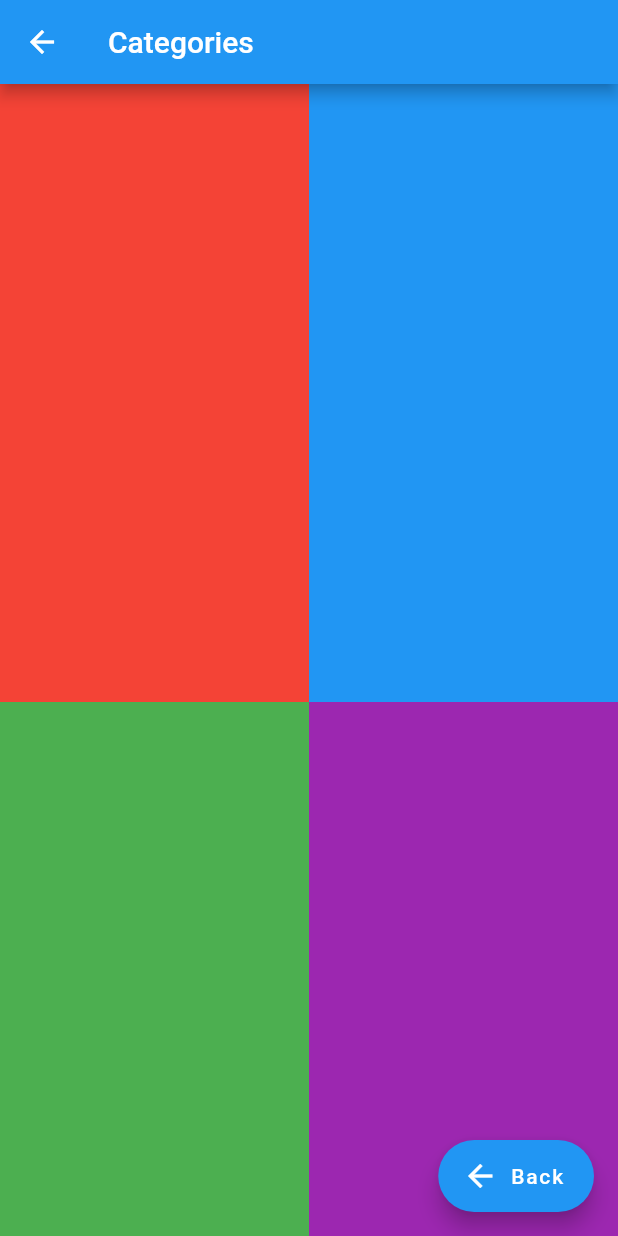
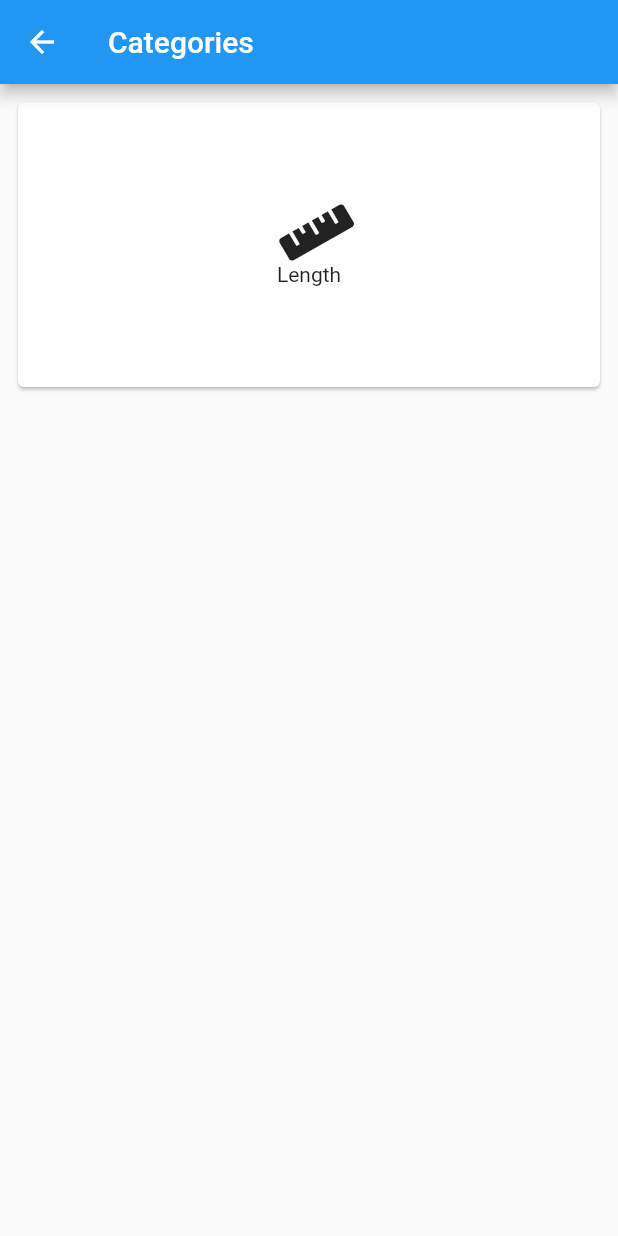
Before and after one commit to mustafabhatkar/unit_converter, a Flutter app: the CategoryPage screen opened directly, on a phone screen of 412 x 824 dp. Run offline on Flutter 3.47's test engine with Material 2 defaults, Android fonts, the phone set to English and light mode, and no system bars; our stand-ins replace font_awesome_flutter.

Commit message:
Added CategoryItem Widget

```diff
--- /dev/null
+++ b/lib/category/category_item.dart
@@ -0,0 +1,19 @@
+import 'package:flutter/material.dart';
+import 'package:font_awesome_flutter/font_awesome_flutter.dart';
+
+class CategoryItem extends StatelessWidget {
+  const CategoryItem({Key? key}) : super(key: key);
+
+  @override
+  Widget build(BuildContext context) {
+    return Card(
+      child: Column(
+        mainAxisAlignment:MainAxisAlignment.center,
+        children: [
+          Icon(FontAwesomeIcons.ruler,size:40),
+          Text("Length"),
+        ],
+      ),
+    );
+  }
+}
--- a/lib/category/category_page.dart
+++ b/lib/category/category_page.dart
@@ -1,4 +1,5 @@
 import 'package:flutter/material.dart';
+import 'package:unit_converter/category/category_item.dart';
 import 'package:unit_converter/utils/constants.dart';
 
 class CategoryPage extends StatelessWidget {
@@ -9,19 +10,14 @@ class CategoryPage extends StatelessWidget {
           title: Text(Constants.categoryTitle),
         ),
         body: Container(
-            child: GridView.count(
-          crossAxisCount: 2,
-          childAspectRatio: 1/2,
+          margin: EdgeInsets.all(8.0),
+          child: GridView.count(
+          crossAxisCount: 1,
+          childAspectRatio: 1/0.5,
           children: <Widget>[
-            Container(color:Colors.red),
-            Container(color:Colors.blue),
-            Container(color:Colors.green),
-            Container(color:Colors.purple),
+            CategoryItem()
           ],
         )),
-        floatingActionButton: FloatingActionButton.extended(
-            onPressed: () => Navigator.pop(context),
-            label: Text("Back"),
-            icon: Icon(Icons.arrow_back)));
+);
   }
 }
--- a/pubspec.yaml
+++ b/pubspec.yaml
@@ -28,6 +28,7 @@ dependencies:
   # The following adds the Cupertino Icons font to your application.
   # Use with the CupertinoIcons class for iOS style icons.
   cupertino_icons: ^1.0.2
+  font_awesome_flutter: ^9.1.0
 
 dev_dependencies:
   flutter_test:
```
Also changed, not shown: pubspec.lock.
